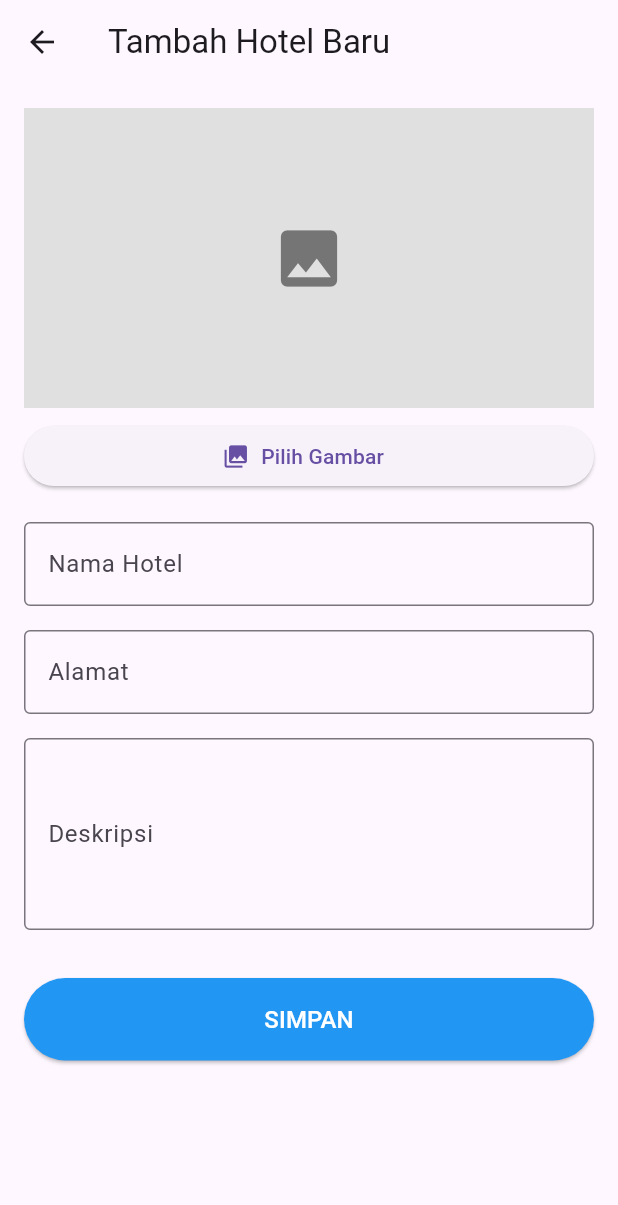
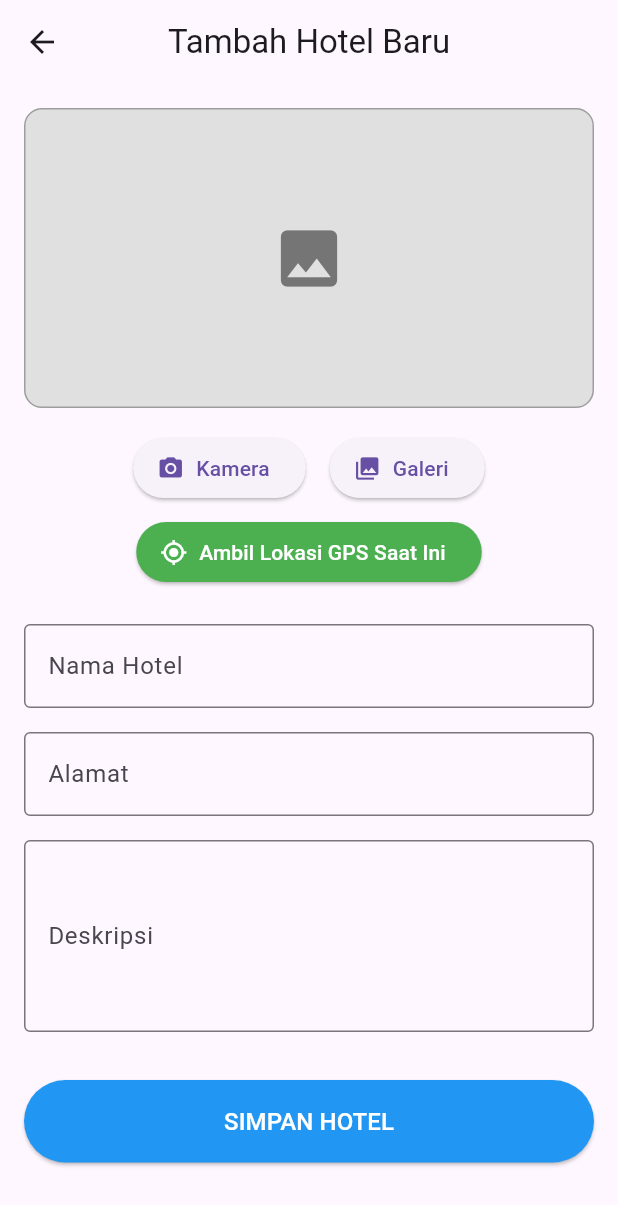
Before and after one commit to wahyualif23014/Project_hotel_Getx, a Flutter app: the screen it shows after launch, after a tap on the "add" icon, on a phone screen of 412 x 824 dp. Shown: the top 1205 px of the screen. Run offline on Flutter 3.47's test engine with Material 3 defaults, Android fonts, the light colour scheme and no system bars; our stand-ins replace cached_network_image, cloud_firestore, firebase_core, firebase_storage, geolocator, get and 1 more; missing offline and left inert: firebase_app_check; accounts and stored records are empty; network calls fail.

Commit message:
new agatha

```diff
--- a/lib/app/modules/home/controllers/home_controller.dart
+++ b/lib/app/modules/home/controllers/home_controller.dart
@@ -1,39 +1,31 @@
-// lib/app/modules/home/controllers/home_controller.dart
-
 import 'package:flutter/material.dart';
 import 'package:get/get.dart';
 import 'package:image_picker/image_picker.dart';
+import 'package:geolocator/geolocator.dart';
 
 import '../../../data/models/hotel_models.dart';
 import '../../../data/providers/api_provider.dart';
 import '../../../data/providers/firebase_provider.dart';
 
 class HomeController extends GetxController {
-  // Instance dari provider kita
   final ApiProvider apiProvider = ApiProvider();
   final FirebaseProvider firebaseProvider = FirebaseProvider();
 
-  // Variabel untuk menyimpan state aplikasi, .obs membuatnya reaktif
   var isLoading = false.obs;
   var hotelList = <Hotel>[].obs;
-  XFile? pickedImage; // Untuk menyimpan file gambar yang dipilih
+  var pickedImage = Rx<XFile?>(null);
+  var currentPosition = Rx<Position?>(null);
 
-  // Controller untuk form text field
-  late TextEditingController nameC;
-  late TextEditingController addressC;
-  late TextEditingController descriptionC;
+  final nameC = TextEditingController();
+  final addressC = TextEditingController();
+  final descriptionC = TextEditingController();
 
-  // Method yang dijalankan saat controller pertama kali dibuat
   @override
   void onInit() {
     super.onInit();
-    nameC = TextEditingController();
-    addressC = TextEditingController();
-    descriptionC = TextEditingController();
-    fetchHotels(); // Langsung ambil data hotel saat halaman dibuka
+    fetchHotels();
   }
 
-  // Method untuk membersihkan controller saat tidak digunakan
   @override
   void onClose() {
     nameC.dispose();
@@ -42,14 +34,13 @@ class HomeController extends GetxController {
     super.onClose();
   }
 
-  // --- LOGIKA CRUD ---
+  // --- LOGIKA CRUD LENGKAP ---
 
-  // R - READ: Mengambil data dari API
+  /// R - READ
   void fetchHotels() async {
     try {
       isLoading(true);
-      final hotels = await apiProvider.getHotels();
-      hotelList.assignAll(hotels);
+      hotelList.value = await apiProvider.getHotels();
     } catch (e) {
       Get.snackbar('Error', 'Gagal memuat data hotel: $e');
     } finally {
@@ -57,58 +48,57 @@ class HomeController extends GetxController {
     }
   }
 
-  // C - CREATE: Menambah hotel baru
-  void addHotel() async {
-    if (nameC.text.isEmpty || addressC.text.isEmpty || pickedImage == null) {
-      Get.snackbar('Error', 'Nama, Alamat, dan Gambar wajib diisi.');
+  /// C - CREATE
+  void createHotel() async {
+    if (nameC.text.isEmpty || addressC.text.isEmpty || pickedImage.value == null || currentPosition.value == null) {
+      Get.snackbar('Input Tidak Lengkap', 'Nama, Alamat, Gambar, dan Lokasi wajib diisi.');
       return;
     }
-
     try {
       isLoading(true);
-      // 1. Upload gambar ke Firebase
-      String? imageUrl = await firebaseProvider.uploadImage(pickedImage!, nameC.text);
+      String? imageUrl = await firebaseProvider.uploadImage(pickedImage.value!, nameC.text);
+      if (imageUrl == null) throw Exception("Gagal mengunggah gambar.");
 
-      if (imageUrl != null) {
-        // 2. Jika upload berhasil, simpan data ke MySQL via PHP API
       bool success = await apiProvider.addHotel(
         name: nameC.text,
         address: addressC.text,
         description: descriptionC.text,
         imageUrl: imageUrl,
-          latitude: -6.200000, // Placeholder, ganti dengan lokasi asli
-          longitude: 106.816666, // Placeholder, ganti dengan lokasi asli
+        latitude: currentPosition.value!.latitude,
+        longitude: currentPosition.value!.longitude,
       );
 
       if (success) {
-          Get.back(); // Kembali ke halaman utama
-          fetchHotels(); // Refresh daftar hotel
+        Get.back();
+        fetchHotels();
         Get.snackbar('Sukses', 'Hotel berhasil ditambahkan.');
-          clearForm();
       } else {
         Get.snackbar('Error', 'Gagal menyimpan data hotel ke database.');
-        }
-      } else {
-        Get.snackbar('Error', 'Gagal mengunggah gambar.');
       }
     } catch (e) {
       Get.snackbar('Error', 'Terjadi kesalahan: $e');
     } finally {
       isLoading(false);
+      clearForm();
     }
   }
 
-  // D - DELETE: Menghapus hotel
+  /// D - DELETE
   void deleteHotel(int id) async {
+    Get.defaultDialog(
+      title: "Konfirmasi Hapus",
+      middleText: "Anda yakin ingin menghapus hotel ini?",
+      textConfirm: "Ya, Hapus",
+      onConfirm: () async {
+        Get.back();
         try {
           isLoading(true);
           bool success = await apiProvider.deleteHotel(id);
-
           if (success) {
-        fetchHotels(); // Refresh list setelah hapus
+            hotelList.removeWhere((hotel) => hotel.id == id);
             Get.snackbar('Sukses', 'Hotel berhasil dihapus.');
           } else {
-        Get.snackbar('Error', 'Gagal menghapus hotel.');
+            Get.snackbar('Error', 'Gagal menghapus hotel di server.');
           }
         } catch (e) {
           Get.snackbar('Error', 'Terjadi kesalahan saat menghapus: $e');
@@ -116,20 +106,70 @@ class HomeController extends GetxController {
           isLoading(false);
         }
       }
+    );
+  }
 
-  // --- Fungsi Bantuan ---
+  // --- FUNGSI BANTUAN ---
 
-  // Memilih gambar dari galeri
-  void pickImage() async {
+  void pickImageFromGallery() async {
     final ImagePicker picker = ImagePicker();
-    try {
     final XFile? image = await picker.pickImage(source: ImageSource.gallery);
     if (image != null) {
-        pickedImage = image;
-        update(); // Memperbarui UI untuk menampilkan preview gambar
+      pickedImage.value = image;
     }
-    } catch (e) {
-      Get.snackbar('Error', 'Gagal memilih gambar: $e');
+  }
+
+  void pickImageFromCamera() async {
+    final ImagePicker picker = ImagePicker();
+    final XFile? image = await picker.pickImage(source: ImageSource.camera);
+    if (image != null) {
+      pickedImage.value = image;
+    }
+  }
+
+  /// Mengambil lokasi GPS saat ini dengan penanganan izin lengkap
+  void getCurrentLocation() async {
+    try {
+      isLoading(true);
+
+      // <-- 1. CEK APAKAH LAYANAN LOKASI (GPS) AKTIF -->
+      bool serviceEnabled = await Geolocator.isLocationServiceEnabled();
+      if (!serviceEnabled) {
+        Get.snackbar("Error", "Layanan lokasi (GPS) tidak aktif di perangkat Anda.");
+        return; // Hentikan fungsi jika GPS mati
+      }
+
+      // <-- 2. CEK & MINTA IZIN LOKASI DARI PENGGUNA -->
+      LocationPermission permission = await Geolocator.checkPermission();
+      if (permission == LocationPermission.denied) {
+        permission = await Geolocator.requestPermission();
+        if (permission == LocationPermission.denied) {
+          Get.snackbar("Izin Ditolak", "Anda menolak izin untuk mengakses lokasi.");
+          return;
+        }
+      }
+
+      // <-- 3. TANGANI JIKA IZIN DITOLAK PERMANEN -->
+      if (permission == LocationPermission.deniedForever) {
+        Get.defaultDialog(
+          title: "Izin Dibutuhkan",
+          middleText: "Anda telah menolak izin lokasi secara permanen. Harap aktifkan secara manual di pengaturan aplikasi.",
+          textConfirm: "Buka Pengaturan",
+          onConfirm: () async => await Geolocator.openAppSettings(),
+        );
+        return;
+      }
+
+      // <-- 4. JIKA SEMUA AMAN, AMBIL POSISI SAAT INI -->
+      currentPosition.value = await Geolocator.getCurrentPosition(
+        desiredAccuracy: LocationAccuracy.high
+      );
+      Get.snackbar("Lokasi", "Lokasi saat ini berhasil didapatkan.");
+
+    } catch(e) {
+       Get.snackbar("Error", "Gagal mendapatkan lokasi: $e");
+    } finally {
+      isLoading(false);
     }
   }
 
@@ -137,6 +177,7 @@ class HomeController extends GetxController {
     nameC.clear();
     addressC.clear();
     descriptionC.clear();
-    pickedImage = null;
+    pickedImage.value = null;
+    currentPosition.value = null;
   }
 }
--- a/lib/app/modules/home/views/add_hotel_view.dart
+++ b/lib/app/modules/home/views/add_hotel_view.dart
@@ -4,36 +4,94 @@ import 'package:get/get.dart';
 import '../controllers/home_controller.dart';
 
 class AddHotelView extends GetView<HomeController> {
+  const AddHotelView({Key? key}) : super(key: key);
+
   @override
   Widget build(BuildContext context) {
+    controller.clearForm();
+
     return Scaffold(
       appBar: AppBar(
         title: Text('Tambah Hotel Baru'),
+        centerTitle: true,
       ),
       body: SingleChildScrollView(
         padding: EdgeInsets.all(16.0),
         child: Column(
           crossAxisAlignment: CrossAxisAlignment.stretch,
           children: [
-            // Preview Gambar
-            GetBuilder<HomeController>(
-              builder: (c) {
-                return c.pickedImage != null
-                    ? Image.file(File(c.pickedImage!.path), height: 200, fit: BoxFit.cover)
-                    : Container(
-                        height: 200,
-                        color: Colors.grey[300],
+            Obx(() {
+              return Container(
+                height: 200,
+                width: double.infinity,
+                decoration: BoxDecoration(
+                  color: Colors.grey[300],
+                  borderRadius: BorderRadius.circular(12),
+                  border: Border.all(color: Colors.grey),
+                  image: controller.pickedImage.value != null
+                      ? DecorationImage(
+                          image: FileImage(File(controller.pickedImage.value!.path)),
+                          fit: BoxFit.cover,
+                        )
+                      : null,
+                ),
+                child: controller.pickedImage.value == null
+                    ? Center(
                         child: Icon(Icons.image, size: 50, color: Colors.grey[600]),
-                      );
-              },
+                      )
+                    : null,
+              );
+            }),
+            SizedBox(height: 16),
+
+            // === 2. Tombol Aksi untuk Gambar & Lokasi ===
+            Row(
+              mainAxisAlignment: MainAxisAlignment.center,
+              children: [
+                ElevatedButton.icon(
+                  onPressed: () => controller.pickImageFromCamera(),
+                  icon: Icon(Icons.photo_camera),
+                  label: Text("Kamera"),
+                ),
+                SizedBox(width: 16),
+                ElevatedButton.icon(
+                  onPressed: () => controller.pickImageFromGallery(),
+                  icon: Icon(Icons.photo_library),
+                  label: Text("Galeri"),
+                ),
+              ],
             ),
-            SizedBox(height: 8),
-            ElevatedButton.icon(
-              onPressed: () => controller.pickImage(),
-              icon: Icon(Icons.photo_library),
-              label: Text("Pilih Gambar"),
+             SizedBox(height: 8),
+            Center(
+              child: ElevatedButton.icon(
+                onPressed: () => controller.getCurrentLocation(),
+                icon: Icon(Icons.my_location),
+                label: Text("Ambil Lokasi GPS Saat Ini"),
+                style: ElevatedButton.styleFrom(
+                  backgroundColor: Colors.green,
+                  foregroundColor: Colors.white,
+                ),
+              ),
             ),
-            SizedBox(height: 20),
+
+            // === 3. Area Status & Feedback untuk Pengguna ===
+            Obx(() {
+              if (controller.currentPosition.value == null) {
+                return SizedBox.shrink();
+              }
+              final pos = controller.currentPosition.value!;
+              return Padding(
+                padding: const EdgeInsets.only(top: 16.0),
+                child: Text(
+                  "✅ Lokasi terdeteksi:\nLat: ${pos.latitude.toStringAsFixed(6)}, Long: ${pos.longitude.toStringAsFixed(6)}",
+                  textAlign: TextAlign.center,
+                  style: TextStyle(color: Colors.green[700]),
+                ),
+              );
+            }),
+            SizedBox(height: 24),
+
+            // === 4. Form Input Data ===
             TextField(
               controller: controller.nameC,
               decoration: InputDecoration(labelText: 'Nama Hotel', border: OutlineInputBorder()),
@@ -50,7 +108,8 @@ class AddHotelView extends GetView<HomeController> {
               maxLines: 4,
             ),
             SizedBox(height: 32),
-            // Tombol Simpan
+
+            // === 5. Tombol Simpan (Memanggil createHotel) ===
             Obx(
               () => ElevatedButton(
                 style: ElevatedButton.styleFrom(
@@ -58,10 +117,11 @@ class AddHotelView extends GetView<HomeController> {
                   backgroundColor: Colors.blue,
                   foregroundColor: Colors.white,
                 ),
-                onPressed: controller.isLoading.value ? null : () => controller.addHotel(),
+                // Tombol akan nonaktif jika sedang loading
+                onPressed: controller.isLoading.value ? null : () => controller.createHotel(),
                 child: controller.isLoading.value
                     ? CircularProgressIndicator(color: Colors.white)
-                    : Text("SIMPAN", style: TextStyle(fontSize: 16)),
+                    : Text("SIMPAN HOTEL", style: TextStyle(fontSize: 16)),
               ),
             ),
           ],
--- a/lib/app/modules/home/views/home_view.dart
+++ b/lib/app/modules/home/views/home_view.dart
@@ -5,6 +5,8 @@ import '../../../routes/app_routes.dart';
 import '../controllers/home_controller.dart';
 
 class HomeView extends GetView<HomeController> {
+  const HomeView({Key? key}) : super(key: key);
+
   @override
   Widget build(BuildContext context) {
     return Scaffold(
@@ -12,57 +14,96 @@ class HomeView extends GetView<HomeController> {
         title: Text('Daftar Hotel'),
         centerTitle: true,
       ),
-      // Tombol untuk pindah ke halaman tambah hotel
       floatingActionButton: FloatingActionButton(
         onPressed: () {
-          // Bersihkan form sebelum pindah halaman
           controller.clearForm();
           Get.toNamed(Routes.ADD_HOTEL);
         },
         child: Icon(Icons.add),
       ),
       body: Obx(
-        // Obx akan otomatis rebuild widget di dalamnya jika state isLoading berubah
-        () => controller.isLoading.value
-            ? Center(child: CircularProgressIndicator())
-            : RefreshIndicator(
+        () {
+          if (controller.isLoading.value && controller.hotelList.isEmpty) {
+            return Center(child: CircularProgressIndicator());
+          }
+
+          if (controller.hotelList.isEmpty) {
+            return Center(
+              child: Text(
+                "Belum ada data hotel.\nTekan tombol + untuk menambah.",
+                textAlign: TextAlign.center,
+                style: TextStyle(fontSize: 16, color: Colors.grey[600]),
+              ),
+            );
+          }
+
+          // Tampilkan list jika data sudah ada
+          return RefreshIndicator(
             onRefresh: () async => controller.fetchHotels(),
             child: ListView.builder(
               itemCount: controller.hotelList.length,
               itemBuilder: (context, index) {
                 final hotel = controller.hotelList[index];
                 return Card(
-                      margin: EdgeInsets.all(8),
+                  margin: EdgeInsets.symmetric(horizontal: 16, vertical: 8),
+                  elevation: 4,
+                  shape: RoundedRectangleBorder(
+                    borderRadius: BorderRadius.circular(12),
+                  ),
+                  clipBehavior: Clip.antiAlias,
+                  child: InkWell(
+                    onTap: () {
+                      Get.snackbar("Info", "Anda menekan hotel: ${hotel.name}");
+                    },
                     child: ListTile(
-                        leading: CachedNetworkImage(
+                      contentPadding: EdgeInsets.all(12),
+                      leading: ClipRRect( // Membuat gambar memiliki sudut melengkung
+                        borderRadius: BorderRadius.circular(8.0),
+                        child: CachedNetworkImage(
                           imageUrl: hotel.imageUrl,
                           width: 80,
+                          height: 80,
                           fit: BoxFit.cover,
-                          placeholder: (context, url) => Center(child: CircularProgressIndicator()),
-                          errorWidget: (context, url, error) => Icon(Icons.error),
+                          placeholder: (context, url) =>
+                              Container(
+                                width: 80, height: 80,
+                                color: Colors.grey[200],
+                                child: Center(child: CircularProgressIndicator()),
                               ),
-                        title: Text(hotel.name),
-                        subtitle: Text(hotel.address),
+                          errorWidget: (context, url, error) =>
+                              Container(
+                                width: 80, height: 80,
+                                color: Colors.grey[200],
+                                child: Icon(Icons.broken_image, color: Colors.grey),
+                              ),
+                        ),
+                      ),
+                      title: Text(
+                        hotel.name,
+                        style: TextStyle(fontWeight: FontWeight.bold, fontSize: 16),
+                      ),
+                      subtitle: Padding(
+                        padding: const EdgeInsets.only(top: 4.0),
+                        child: Text(
+                          hotel.address,
+                          maxLines: 2,
+                          overflow: TextOverflow.ellipsis,
+                        ),
+                      ),
                       trailing: IconButton(
-                          icon: Icon(Icons.delete, color: Colors.red),
+                        icon: Icon(Icons.delete_outline, color: Colors.red[700]),
                         onPressed: () {
-                            // Tampilkan dialog konfirmasi sebelum menghapus
-                            Get.defaultDialog(
-                              title: "Konfirmasi Hapus",
-                              middleText: "Anda yakin ingin menghapus hotel ${hotel.name}?",
-                              onConfirm: () {
-                                Get.back(); // Tutup dialog
+                          // Fungsi dialog konfirmasi Anda sudah benar
                           controller.deleteHotel(hotel.id);
                         },
-                              onCancel: () {}, // Biarkan kosong untuk tombol batal
-                            );
-                          },
+                      ),
                     ),
                   ),
                 );
               },
             ),
-              ),
+          );
+        },
       ),
     );
   }
--- a/lib/app/routes/app_pages.dart
+++ b/lib/app/routes/app_pages.dart
@@ -11,12 +11,11 @@ class AppPages {
     GetPage(
       name: Routes.HOME,
       page: () => HomeView(),
-      binding: HomeBinding(), // Binding ini akan menginisialisasi HomeController
+      binding: HomeBinding(),
     ),
     GetPage(
       name: Routes.ADD_HOTEL,
       page: () => AddHotelView(),
-      // Kita bisa menggunakan binding yang sama jika controllernya sama
       binding: HomeBinding(),
     ),
   ];
--- a/lib/main.dart
+++ b/lib/main.dart
@@ -1,3 +1,5 @@
+// 1. TAMBAHKAN IMPORT INI
+import 'package:firebase_app_check/firebase_app_check.dart';
 import 'package:agaproject/firebase_options.dart';
 import 'package:firebase_core/firebase_core.dart';
 import 'package:flutter/material.dart';
@@ -6,10 +8,12 @@ import 'package:get/get.dart';
 import 'app/routes/app_pages.dart';
 
 void main() async {
-  // Pastikan Flutter binding sudah siap sebelum menjalankan kode async lain
   WidgetsFlutterBinding.ensureInitialized();
   // Inisialisasi Firebase
   await Firebase.initializeApp(options: DefaultFirebaseOptions.currentPlatform);
+  await FirebaseAppCheck.instance.activate(
+    androidProvider: AndroidProvider.playIntegrity,
+  );
 
   runApp(MyApp());
 }
--- a/pubspec.yaml
+++ b/pubspec.yaml
@@ -37,10 +37,14 @@ dependencies:
   image_picker: ^1.1.2
   cached_network_image: ^3.3.1
   flutter_dotenv: ^5.1.0
+  geolocator: ^12.0.0
 
   # The following adds the Cupertino Icons font to your application.
   # Use with the CupertinoIcons class for iOS style icons.
   cupertino_icons: ^1.0.8
+  cloud_firestore: ^4.17.5
+  firebase_app_check: ^0.2.2+7
+  firebase_database: ^10.5.7
 
 dev_dependencies:
   flutter_test:
```
Also changed, not shown: lib/app/data/providers/firebase_provider.dart (+39 -16 lines), pubspec.lock, 4 other files. Lines whose indentation alone changed are shown as unchanged.
